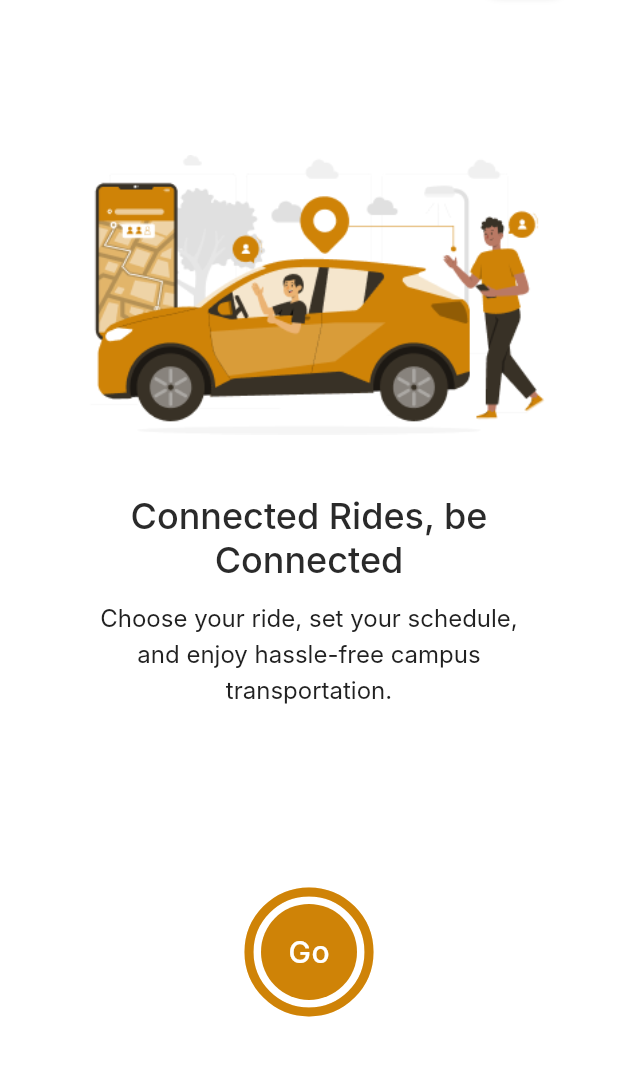
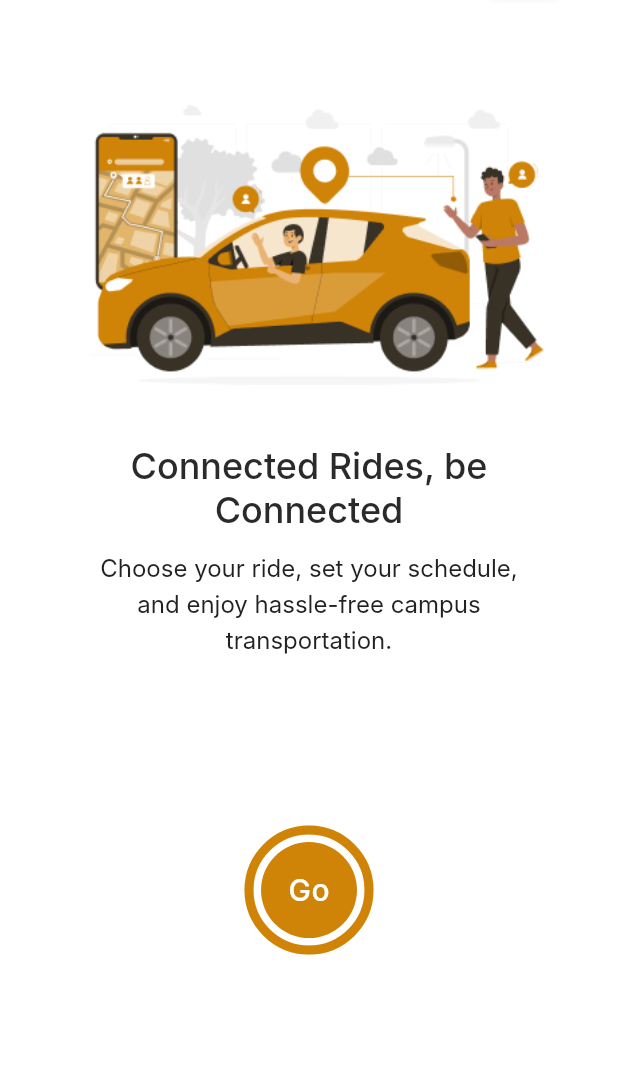
Before and after one commit to alaaghannam20/Uni_Ride_Application, a Flutter app: the Onboarding2Screen screen opened by its route, after a tap on the "arrow forward" icon, on a phone screen of 412 x 824 dp, the part 96-1172 px from its top. Run offline on Flutter 3.47's test engine with Material 3 defaults, Android fonts, the phone set to English and light mode, and no system bars; our stand-ins replace flutter_svg, shared_preferences; accounts and stored records are empty; Roboto replaces fonts that are missing (Inter); project files that could hold a hidden picture were left out.

Commit message:
edit onboarding screen

```diff
--- a/lib/features/onboarding_page/presentation/screens/onboarding1_screen.dart
+++ b/lib/features/onboarding_page/presentation/screens/onboarding1_screen.dart
@@ -15,47 +15,40 @@ class Onboarding1Screen extends StatefulWidget {
 class _Onboarding1ScreenState extends State<Onboarding1Screen> {
   @override
   Widget build(BuildContext context) {
-
     final screenHeight = MediaQuery.of(context).size.height;
-    final screenWidth = MediaQuery.of(context).size.width;
     return Scaffold(
       backgroundColor: AppColors.white,
       body: SafeArea(
-        child: Padding(
-          padding: EdgeInsets.symmetric(horizontal: screenWidth * (32 / 430)),
         child: Column(
           children: [
             TobBarWidget(),
-              SizedBox(height: screenHeight * 0.068),
+            SizedBox(height: 40),
 
-              Expanded(
-                child: const OnboardingWidget(
+            const OnboardingWidget(
               image: 'assets/images/onboarding1.png',
               title: 'Smart Campus Transportation',
               description:
                   'Seamless booking, real-time tracking, and reliable transport for every university day.',
             ),
-              ),
 
-              SizedBox(height: screenHeight * (80 / 932)),
+            SizedBox(height: 0),
 
             Center(
               child: CircleArrowButton(
                 progress: 0.33,
                 onPressed: () {
-                    Navigator.pushNamed(
-                      context,
-                       Routes.onboarding2 ,
-                       );
+                  Navigator.pushNamed(context, Routes.onboarding2);
                 },
-                  child: Icon(Icons.arrow_forward, color: AppColors.white, size: 30),
-
+                child: Icon(
+                  Icons.arrow_forward,
+                  color: AppColors.white,
+                  size: 30,
+                ),
               ),
             ),
 
-              SizedBox(height: screenHeight * 0.10),
+            SizedBox(height: screenHeight * 0.15),
           ],
-          ),
         ),
       ),
     );
--- a/lib/features/onboarding_page/presentation/screens/onboarding2_screen.dart
+++ b/lib/features/onboarding_page/presentation/screens/onboarding2_screen.dart
@@ -5,51 +5,36 @@ import 'package:uni_ride_application/core/widgets/circle_arrow_button.dart';
 import 'package:uni_ride_application/features/onboarding_page/presentation/widget/onboarding_widget.dart';
 import 'package:uni_ride_application/features/onboarding_page/presentation/widget/tobBar_widget.dart';
 
-
 class Onboarding2Screen extends StatelessWidget {
   const Onboarding2Screen({super.key});
 
   @override
   Widget build(BuildContext context) {
-
     final screenHeight = MediaQuery.of(context).size.height;
-    final screenWidth  = MediaQuery.of(context).size.width;
 
     return Scaffold(
       backgroundColor: AppColors.white,
 
       body: SafeArea(
-        child: Padding(
-
-          padding: EdgeInsets.symmetric(
-            horizontal: screenWidth * (32 / 430),
-          ),
-
         child: Column(
           children: [
-
             const TobBarWidget(),
 
-              SizedBox(height: screenHeight * 0.068),
+            SizedBox(height: 40),
 
-              const Expanded(
-                child: OnboardingWidget(
+            OnboardingWidget(
               image: 'assets/images/onboarding2.png',
               title: 'Book • Track • Arrive',
               description:
                   'Seamless booking, real-time tracking, and reliable transport for every university day.',
             ),
-              ),
 
-              SizedBox(height: screenHeight * (80 / 932)),
+            SizedBox(height: 80),
 
             CircleArrowButton(
               progress: 0.66,
               onPressed: () {
-                  Navigator.pushNamed(
-                    context,
-                    Routes.onboarding3,
-                  );
+                Navigator.pushNamed(context, Routes.onboarding3);
               },
               child: const Icon(
                 Icons.arrow_forward,
@@ -58,10 +43,8 @@ class Onboarding2Screen extends StatelessWidget {
               ),
             ),
 
-              SizedBox(height: screenHeight * 0.10),
-
+            SizedBox(height: screenHeight * 0.15),
           ],
-          ),
         ),
       ),
     );
--- a/lib/features/onboarding_page/presentation/screens/onboarding3_screen.dart
+++ b/lib/features/onboarding_page/presentation/screens/onboarding3_screen.dart
@@ -12,37 +12,24 @@ class Onboarding3Screen extends StatelessWidget {
   @override
   Widget build(BuildContext context) {
     final screenHeight = MediaQuery.of(context).size.height;
-    final screenWidth = MediaQuery.of(context).size.width;
-
-    final contentW = screenWidth * (343 / 430);
 
     return Scaffold(
       backgroundColor: AppColors.white,
       body: SafeArea(
         child: Column(
           children: [
-            const Padding(
-              padding: EdgeInsets.symmetric(horizontal: 0),
-              child: TobBarWidget(showSkip: false),
-            ),
+            TobBarWidget(showSkip: false),
 
-            SizedBox(height: screenHeight * 0.068),
+            SizedBox(height: 40),
 
-            Expanded(
-              child: Center(
-                child: SizedBox(
-                  width: contentW,
-                  child: const OnboardingWidget(
+            const OnboardingWidget(
               image: 'assets/images/onboarding3.png',
               title: 'Connected Rides, be \nConnected',
               description:
                   'Choose your ride, set your schedule, and enjoy hassle-free campus transportation.',
             ),
-                ),
-              ),
-            ),
 
-            SizedBox(height: screenHeight * (80 / 932)),
+            SizedBox(height: 80),
 
             CircleArrowButton(
               progress: 1.0,
@@ -55,7 +42,7 @@ class Onboarding3Screen extends StatelessWidget {
               child: const Text(
                 'Go',
                 style: TextStyle(
-                  color: Colors.white,
+                  color: AppColors.white,
                   fontSize: 20,
                   fontFamily: 'Inter',
                   fontWeight: FontWeight.w500,
@@ -64,7 +51,7 @@ class Onboarding3Screen extends StatelessWidget {
               ),
             ),
 
-            SizedBox(height: screenHeight * 0.10),
+            SizedBox(height: screenHeight * 0.15),
           ],
         ),
       ),
--- a/lib/features/splash_pages/splash_screen1.dart
+++ b/lib/features/splash_pages/splash_screen1.dart
@@ -18,7 +18,7 @@ class _SplashScreen1State extends State<SplashScreen1> {
   }
 
   Future<void> _navigate() async {
-    await Future.delayed(const Duration(seconds: 4));
+    await Future.delayed(const Duration(seconds: 3));
 
     final seenOnboarding = AppPrefs.getSeenOnboarding();
     final seenSplash2 = AppPrefs.getSeenSplash2();
```
Lines whose indentation alone changed are shown as unchanged.
